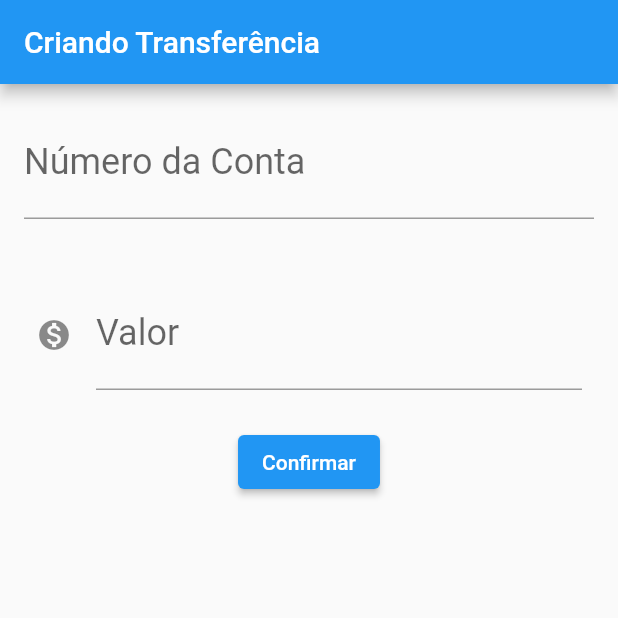
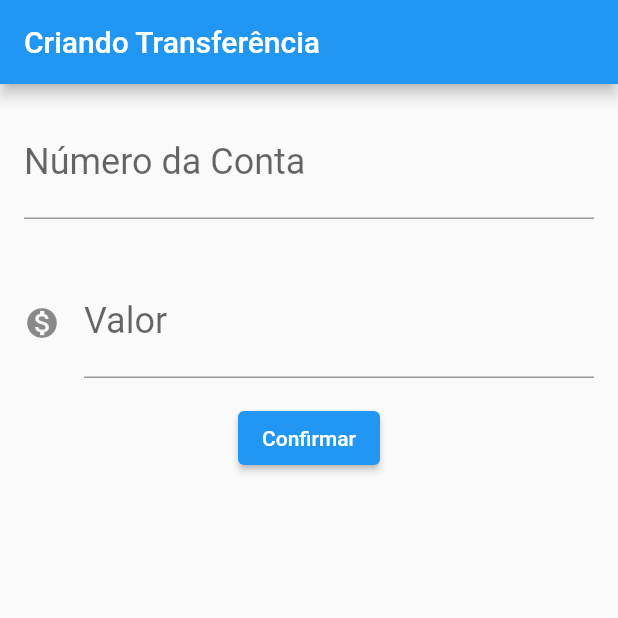
Before and after one commit to Gilmar-moraes/bytebank-alura-flutter, a Flutter app: the screen it shows after launch, after a tap on "Confirmar", on a phone screen of 412 x 824 dp, the top half of it. Run offline on Flutter 3.47's test engine with Material 2 defaults, Android fonts, the phone set to English and light mode, and no system bars.

Commit message:
refatorando o cófigo do formulário

```diff
--- a/lib/main.dart
+++ b/lib/main.dart
@@ -26,47 +26,64 @@ class FormularioTransferencia extends StatelessWidget {
       ),
       body: Column(
         children: <Widget>[
-          Padding(
-            //numero da conta
-            padding: const EdgeInsets.all(16.0),
-            child: TextField(
-              controller: _textControllerNumConta,
-              style: TextStyle(fontSize: 24.0),
-              decoration: InputDecoration(
-                  labelText: 'Número da Conta', hintText: '0000'),
-              keyboardType: TextInputType.number,
-            ),
+          Editor(
+            controlador: _textControllerNumConta,
+            rotulo: 'Número da Conta',
+            dica: '0000',
           ),
-          Padding(
-            //Campo valor
-            padding: const EdgeInsets.all(24.0),
-            child: TextField(
-              controller: _textControllerValor,
-              style: TextStyle(fontSize: 24.0),
-              decoration: InputDecoration(
-                  icon: Icon(Icons.monetization_on),
-                  labelText: 'Valor',
-                  hintText: '0.0'),
-              keyboardType: TextInputType.number,
-            ),
+          Editor(
+            controlador: _textControllerValor,
+            rotulo: 'Valor',
+            dica: '0.00',
+            icone: Icons.monetization_on,
           ),
           ElevatedButton(
-            onPressed: () {
-              debugPrint('clicou no confirmar');
-              final int numeroConta = int.parse(_textControllerNumConta.text);
-              final double valor = double.parse(_textControllerValor.text);
-              if (numeroConta != null && valor != null) {
-                final transferenciaCriada = Transferencia(valor, numeroConta);
-                debugPrint('$transferenciaCriada');
-              }
-            },
+            onPressed: () => _criaTranferncia(),
             child: Text("Confirmar"),
           ),
         ],
       ),
     );
   }
+
+  void _criaTranferncia() {
+    final int numeroConta = int.parse(_textControllerNumConta.text);
+    final double valor = double.parse(_textControllerValor.text);
+    if (numeroConta != null && valor != null) {
+      final transferenciaCriada = Transferencia(valor, numeroConta);
+    }
+  }
 }
+
+class Editor extends StatelessWidget {
+
+  final TextEditingController controlador;
+  final String rotulo;
+  final String dica;
+  final IconData? icone;
+
+
+  Editor({required this.controlador, required this.rotulo, required this.dica, this.icone});
+
+  @override
+  Widget build(BuildContext context) {
+    return Padding(
+      //numero da conta
+      padding: const EdgeInsets.all(16.0),
+      child: TextField(
+        controller: controlador,
+        style: TextStyle(fontSize: 24.0),
+        decoration: InputDecoration(
+          icon: icone != null ? Icon(icone) : null,
+            labelText: rotulo,
+            hintText: dica
+        ),
+        keyboardType: TextInputType.number,
+      ),
+    );
+  }
+}
+
 
 class ListaTransferencia extends StatelessWidget {
   @override
```
